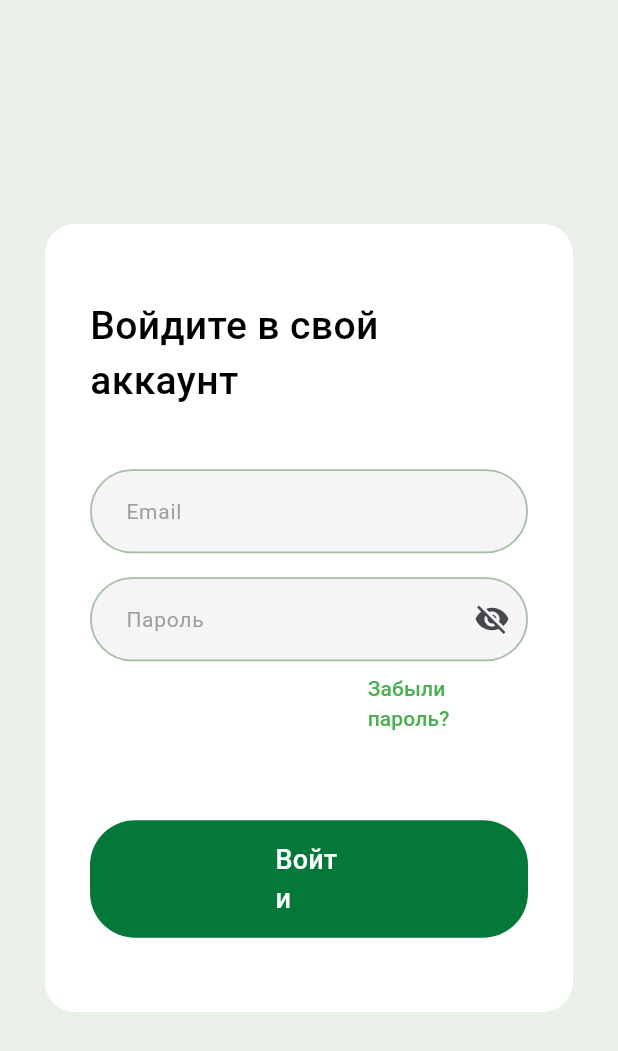
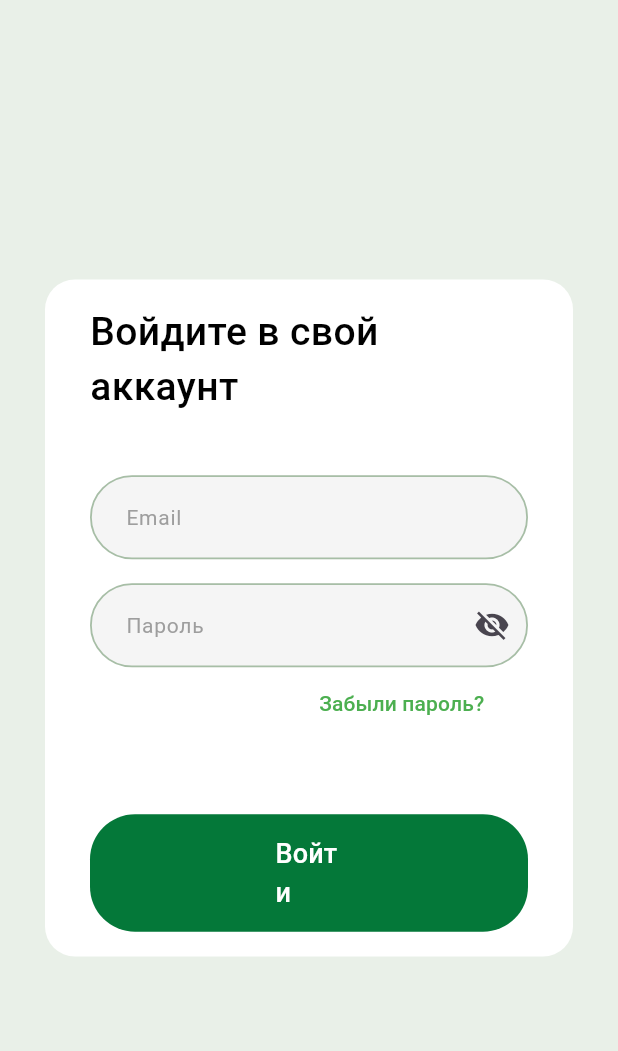
Before and after one commit to wires-apps/home_management, a Flutter app: the screen it shows after launch, on a phone screen of 412 x 824 dp. Shown: the top 1051 px of the screen. Run offline on Flutter 3.47's test engine with Material 3 defaults, Android fonts, the light colour scheme and no system bars; our stand-ins replace auto_route, equatable, flutter_bloc, gap, get_it, responsive_builder.

Commit message:
Adaptive size login screen for Web

```diff
--- a/lib/feature/app/app.dart
+++ b/lib/feature/app/app.dart
@@ -5,6 +5,7 @@ import 'package:home_management/core/di/dependency_injection.dart';
 import 'package:home_management/core/routes/router.dart';
 import 'package:home_management/feature/auth/bloc/auth_bloc.dart';
 import 'package:home_management/generated/l10n.dart';
+import 'package:responsive_builder/responsive_builder.dart';
 
 class App extends StatelessWidget {
   @override
@@ -28,7 +29,8 @@ class _AppState extends State<AppView> {
 
   @override
   Widget build(BuildContext context) {
-    return MaterialApp.router(
+    return ResponsiveApp(
+      builder: (context) => MaterialApp.router(
         debugShowCheckedModeBanner: false,
         localizationsDelegates: const [
           S.delegate,
@@ -41,6 +43,7 @@ class _AppState extends State<AppView> {
         supportedLocales: S.delegate.supportedLocales,
         routerDelegate: _appRouter.delegate(),
         routeInformationParser: _appRouter.defaultRouteParser(),
+      ),
     );
   }
 }
--- a/lib/feature/auth/login_page.dart
+++ b/lib/feature/auth/login_page.dart
@@ -7,6 +7,7 @@ import 'package:home_management/core/validators/validator_utils.dart';
 import 'package:home_management/core/widgets/text_form_field.dart';
 import 'package:home_management/feature/auth/bloc/auth_bloc.dart';
 import 'package:home_management/generated/l10n.dart';
+import 'package:responsive_builder/responsive_builder.dart';
 
 @RoutePage()
 class LoginPage extends StatelessWidget {
@@ -30,10 +31,26 @@ class _LoginBody extends StatelessWidget {
     return Center(
       child: Container(
         padding: EdgeInsets.symmetric(
-          horizontal: 30,
-          vertical: MediaQuery.of(context).size.height * 0.06,
+          horizontal: getValueForScreenType<double>(
+            context: context,
+            mobile: 30,
+            tablet: MediaQuery.of(context).size.height * 0.02,
+            desktop: MediaQuery.of(context).size.height * 0.03,
+          ),
+          vertical: getValueForScreenType<double>(
+            context: context,
+            mobile: MediaQuery.of(context).size.height * 0.02,
+            tablet: MediaQuery.of(context).size.height * 0.02,
+            desktop: 30,
+          ),
         ),
-        margin: EdgeInsets.symmetric(horizontal: 30),
+        margin: EdgeInsets.symmetric(
+            horizontal: getValueForScreenType<double>(
+          context: context,
+          mobile: 30,
+          tablet: MediaQuery.of(context).size.width * 0.26,
+          desktop: MediaQuery.of(context).size.width * 0.36,
+        )),
         decoration: BoxDecoration(
           color: Colors.white,
           borderRadius: BorderRadius.circular(20),
@@ -43,6 +60,7 @@ class _LoginBody extends StatelessWidget {
           children: [
             Text(
               S.current.login_screen_login_in_acc,
+              maxLines: 2,
               style: const TextStyle(
                 fontSize: 26,
                 fontWeight: FontWeight.w500,
@@ -124,7 +142,12 @@ class LogInButton extends StatelessWidget {
         backgroundColor: AppColors.c047839,
         padding: EdgeInsets.symmetric(
           vertical: MediaQuery.of(context).size.height * 0.016,
-          horizontal: MediaQuery.of(context).size.width * 0.3,
+          horizontal: getValueForScreenType<double>(
+            context: context,
+            mobile: MediaQuery.of(context).size.width * 0.3,
+            tablet: MediaQuery.of(context).size.height * 0.03,
+            desktop: 30,
+          ),
         ),
         shape: RoundedRectangleBorder(
           borderRadius: BorderRadius.circular(30),
@@ -147,7 +170,15 @@ class ForgetPasswordButton extends StatelessWidget {
   @override
   Widget build(BuildContext context) {
     return Padding(
-      padding: EdgeInsets.only(left: MediaQuery.of(context).size.width * 0.42),
+      padding: EdgeInsets.only(
+        left: getValueForScreenType<double>(
+          context: context,
+          mobile: MediaQuery.of(context).size.width * 0.3,
+          tablet: 0,
+          desktop: 0,
+        ),
+      ),
+      //MediaQuery.of(context).size.width * 0.42
       child: TextButton(
         onPressed: () {
           context.read<AuthBloc>().add(LoginValidateField());
@@ -164,6 +195,7 @@ class ForgetPasswordButton extends StatelessWidget {
             color: Colors.green,
             fontSize: 14,
           ),
+          maxLines: 1,
         ),
       ),
     );
--- a/pubspec.yaml
+++ b/pubspec.yaml
@@ -21,6 +21,7 @@ dependencies:
     sdk: flutter
   intl: ^0.19.0
   gap: ^3.0.1
+  responsive_builder: ^0.7.1
 
 dev_dependencies:
   auto_route_generator: ^9.3.1
```
Also changed, not shown: pubspec.lock. Lines whose indentation alone changed are shown as unchanged.
